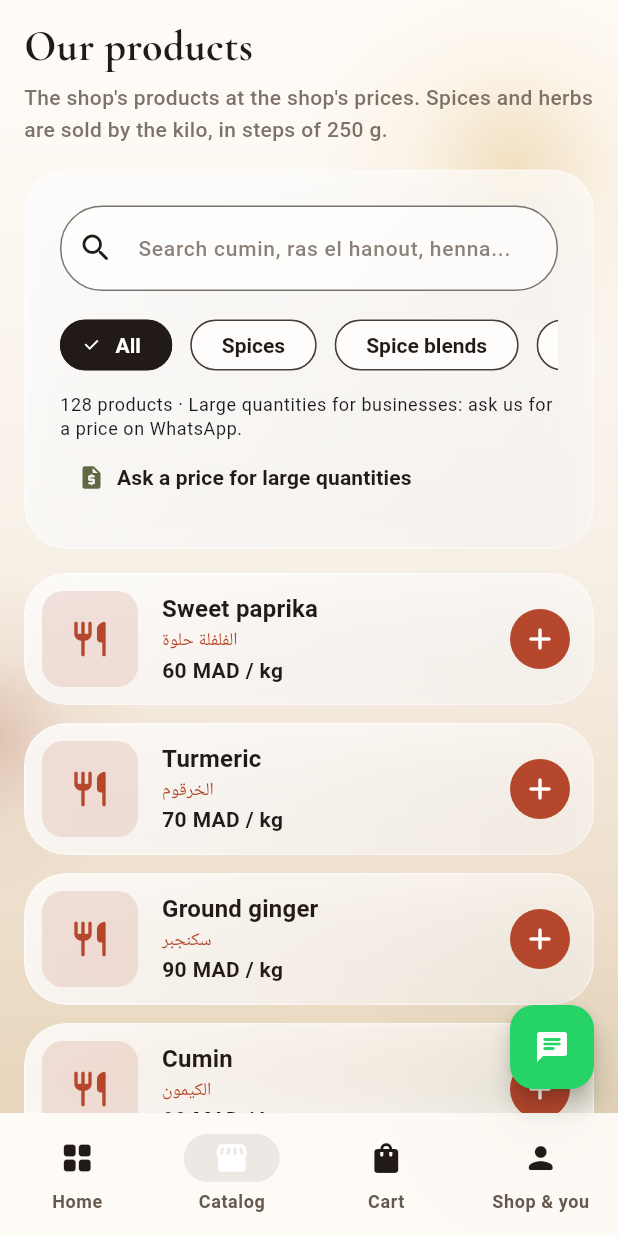
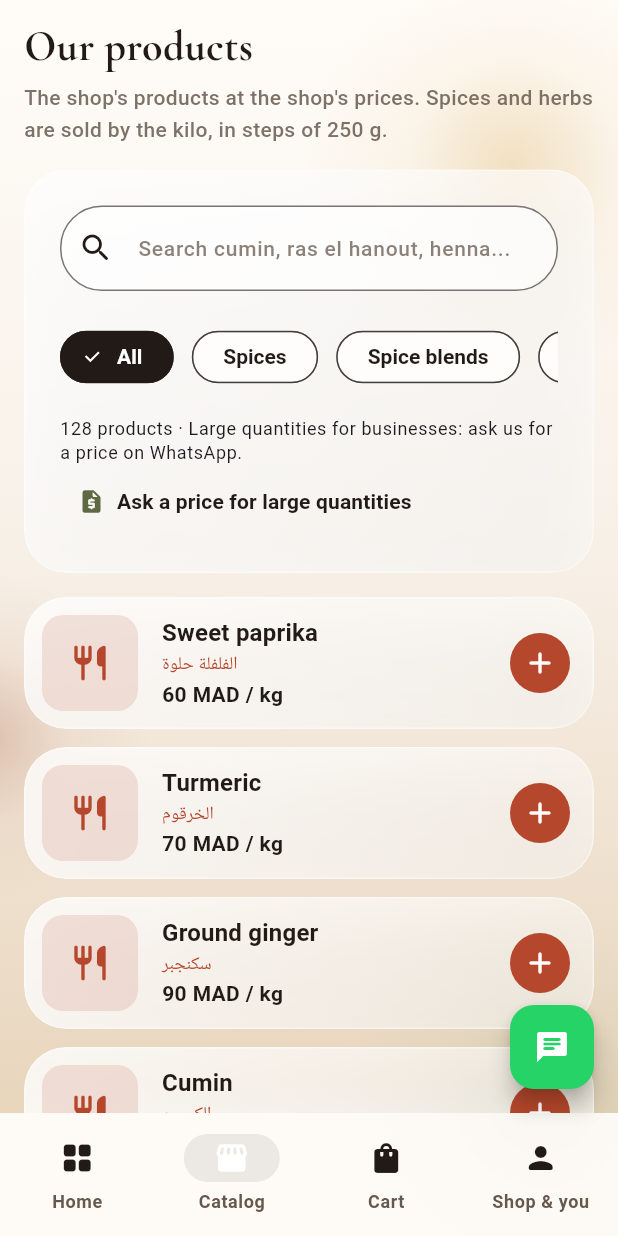
Before and after one commit to AmraniHub/almas, a Flutter app: the screen it shows after launch, item 2 of the bottom bar chosen, on a phone screen of 412 x 824 dp. Run offline on Flutter 3.47's test engine with Material 3 defaults, Android fonts, the phone set to English and light mode, and no system bars; our stand-ins replace cached_network_image, flutter_riverpod, google_fonts, shared_preferences; network calls fail; Roboto replaces fonts that are missing (Cairo).

Commit message:
Catalogue: shelf chip labels were cut off at the bottom (Cairo's tall line height inside a 40 px row); line height 1.2 and a 56 px row
Co-Authored-By: Claude Opus 5.5 <noreply@anthropic.com>

```diff
--- a/app/lib/core/theme/app_theme.dart
+++ b/app/lib/core/theme/app_theme.dart
@@ -116,9 +116,11 @@ abstract final class AlmasTheme {
           horizontal: AppSpacing.sm,
           vertical: AppSpacing.xs,
         ),
-        labelStyle: textTheme.labelLarge!,
+        // Cairo's own line height is tall enough to push a chip label below the chip's bottom edge
+        labelStyle: textTheme.labelLarge!.copyWith(height: 1.2),
         secondaryLabelStyle: textTheme.labelLarge!.copyWith(
           color: AppColors.white,
+          height: 1.2,
         ),
         brightness: Brightness.light,
         shape: RoundedRectangleBorder(
--- a/app/lib/features/catalog/catalog_page.dart
+++ b/app/lib/features/catalog/catalog_page.dart
@@ -70,8 +70,9 @@ class _CatalogPageState extends State<CatalogPage> {
                       ),
                     ),
                     const SizedBox(height: AppSpacing.md),
+                    // Tall enough for the Cairo label: at 40 the chip text was cut off on a real phone
                     SizedBox(
-                      height: 40,
+                      height: 56,
                       child: ListView.separated(
                         scrollDirection: Axis.horizontal,
                         itemCount: shelves.length,
@@ -81,6 +82,7 @@ class _CatalogPageState extends State<CatalogPage> {
                           return ChoiceChip(
                             label: Text(l10n.categoryLabel(shelf)),
                             selected: _selectedCategory == shelf,
+                            materialTapTargetSize: MaterialTapTargetSize.shrinkWrap,
                             onSelected: (_) => setState(() => _selectedCategory = shelf),
                           );
                         },
```
